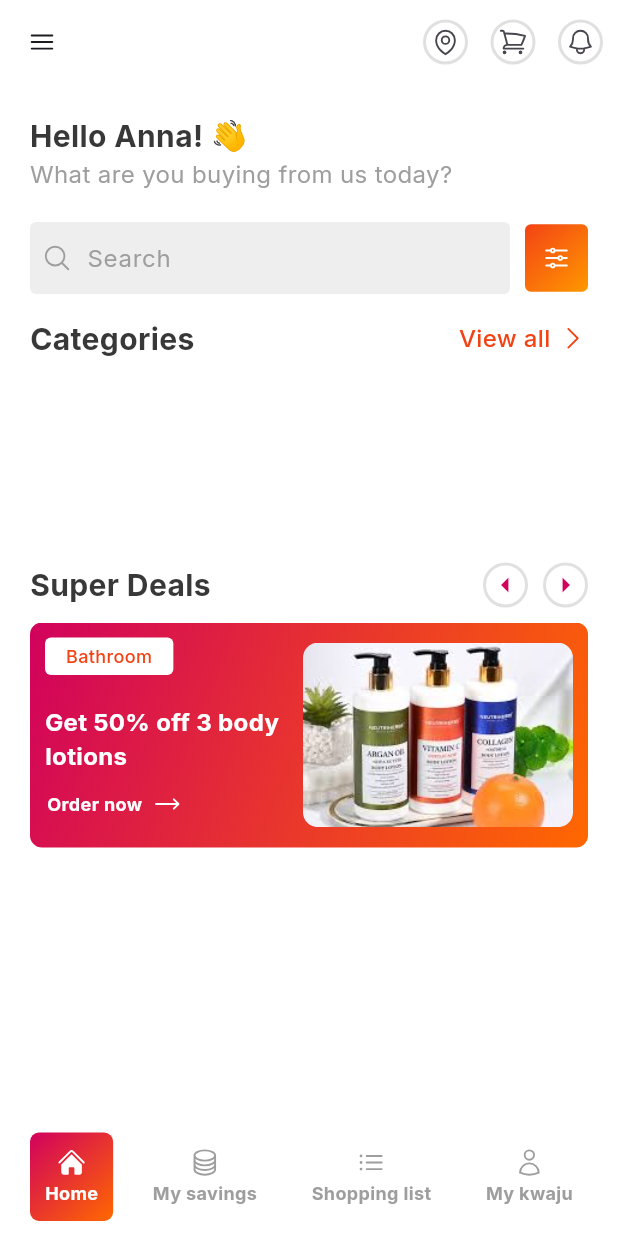
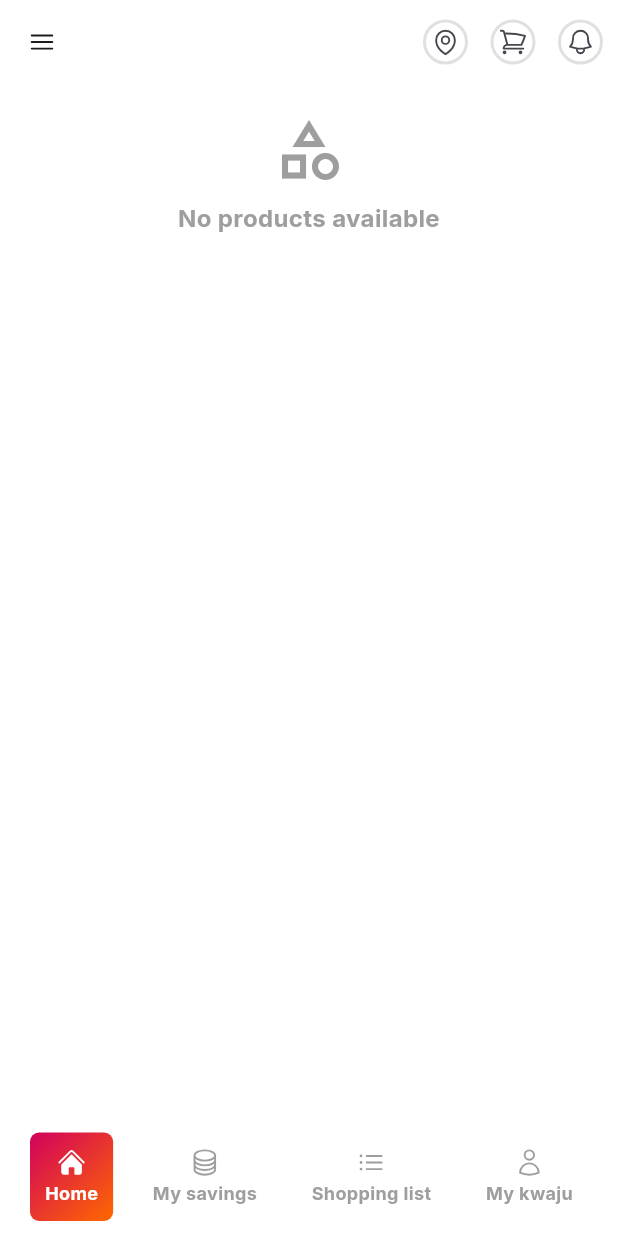
Before and after one commit to nalugala-vc/KwajuAfrica, a Flutter app: the screen it shows after launch, on a phone screen of 412 x 824 dp. Run offline on Flutter 3.47's test engine with Material 3 defaults, Android fonts, the phone set to English and light mode, and no system bars; our stand-ins replace get, google_fonts, heroicons; network calls fail.

Commit message:
Proper layout

```diff
--- a/lib/screens/products.dart
+++ b/lib/screens/products.dart
@@ -20,7 +20,6 @@ import 'package:kwajuafrica/screens/widgets/products_widget.dart';
 import 'package:kwajuafrica/screens/widgets/scrollable_container_widget.dart';
 import 'package:kwajuafrica/screens/widgets/scrollable_container_with_widgets.dart';
 import 'package:kwajuafrica/screens/widgets/scrollable_images_widget.dart';
-import 'package:kwajuafrica/screens/widgets/scrollable_tags_widget.dart';
 import 'package:kwajuafrica/screens/widgets/tag_widget.dart';
 import 'package:kwajuafrica/utils/colors/app_colors.dart';
 import 'package:kwajuafrica/utils/fonts/inter.dart';
@@ -172,9 +171,33 @@ class _ProductsState extends State<Products> {
         child: SingleChildScrollView(
           padding: const EdgeInsets.symmetric(horizontal: 20, vertical: 20),
           child: Obx(
-            () => productController.isLoading.value
-                ? Loader()
-                : Column(
+            () {
+              if (productController.isLoading.value) {
+                return const Loader();
+              }
+
+              if (productController.categoriesList.isEmpty) {
+                return Center(
+                  child: Column(
+                    mainAxisAlignment: MainAxisAlignment.center,
+                    children: [
+                      const Icon(
+                        Icons.category_outlined,
+                        size: 48,
+                        color: AppColors.grey400,
+                      ),
+                      spaceH10,
+                      Inter(
+                        text: 'No products available',
+                        fontSize: 16,
+                        textColor: AppColors.grey400,
+                      ),
+                    ],
+                  ),
+                );
+              }
+
+              return Column(
                 crossAxisAlignment: CrossAxisAlignment.start,
                 children: [
                   Inter(
@@ -239,9 +262,7 @@ class _ProductsState extends State<Products> {
                   SizedBox(
                     height: 110,
                     child: ListView.separated(
-                            separatorBuilder: (context, index) {
-                              return spaceW20;
-                            },
+                      separatorBuilder: (context, index) => spaceW20,
                       itemCount: productController.categoriesList.length,
                       scrollDirection: Axis.horizontal,
                       shrinkWrap: true,
@@ -252,18 +273,18 @@ class _ProductsState extends State<Products> {
                           bgImage: category.image,
                           categoryName: category.name,
                           isActive: category == _selectedCategory,
-                                onPressed: () {
-                                  _onCategoryTapped(category);
-                                },
+                          onPressed: () => _onCategoryTapped(category),
                         );
                       },
-                          )),
+                    ),
+                  ),
                   spaceH10,
                   _selectedCategory != null
                       ? _homePageWithFilters()
                       : _homePageNoFilter()
                 ],
-                  ),
+              );
+            },
           ),
         ),
       ),
@@ -273,6 +294,7 @@ class _ProductsState extends State<Products> {
 
   Widget _homePageWithFilters() {
     return Column(
+      crossAxisAlignment: CrossAxisAlignment.start,
       children: [
         Container(
           padding: const EdgeInsets.symmetric(horizontal: 20, vertical: 20),
@@ -430,15 +452,17 @@ class _ProductsState extends State<Products> {
           // Display products grid
           return SingleChildScrollView(
             child: Wrap(
-              spacing: 15, // horizontal spacing
-              runSpacing: 15, // vertical spacing
+              alignment: WrapAlignment.start,
+              runAlignment: WrapAlignment.start,
+              crossAxisAlignment: WrapCrossAlignment.start,
+              spacing: 15,
+              runSpacing: 15,
               children: List.generate(
                 variants.length,
                 (index) {
                   final variant = variants[index];
                   return SizedBox(
-                    width: (MediaQuery.of(context).size.width - 55) /
-                        2, // account for padding and spacing
+                    width: (MediaQuery.of(context).size.width - 55) / 2,
                     child: ProductsWidget(
                       brandVariant: variant!,
                     ),
```
Lines whose indentation alone changed are shown as unchanged.
